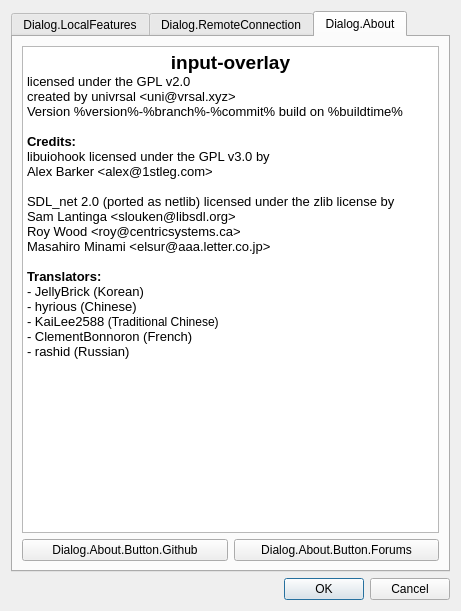
univrsal/input-overlay, file src/gui/io_settings_dialog.ui: the form before one commit.
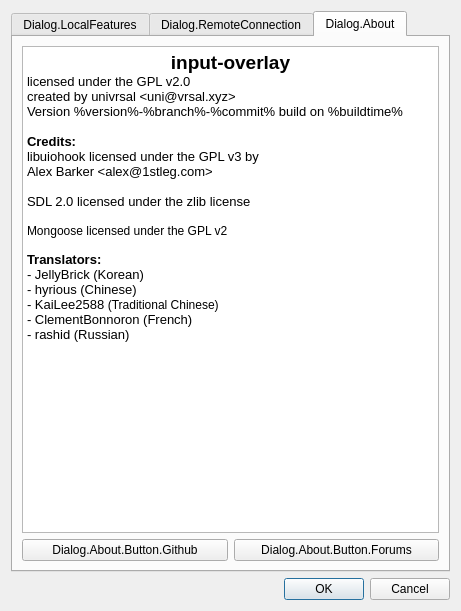
The form after the commit. The open tabs and pages were chosen to show the change.

Commit message: UI: Update about dialog

What changed in the file:
```diff
--- a/src/gui/io_settings_dialog.ui
+++ b/src/gui/io_settings_dialog.ui
@@ -303,14 +303,13 @@
 &lt;p style=&quot; margin-top:0px; margin-bottom:0px; margin-left:0px; margin-right:0px; -qt-block-indent:0; text-indent:0px;&quot;&gt;&lt;span style=&quot; font-family:'Noto Sans'; font-size:10pt;&quot;&gt;Version %version%-%branch%-%commit% build on %buildtime%&lt;/span&gt;&lt;/p&gt;
 &lt;p style=&quot;-qt-paragraph-type:empty; margin-top:0px; margin-bottom:0px; margin-left:0px; margin-right:0px; -qt-block-indent:0; text-indent:0px; font-family:'Noto Sans'; font-size:10pt;&quot;&gt;&lt;br /&gt;&lt;/p&gt;
 &lt;p style=&quot; margin-top:0px; margin-bottom:0px; margin-left:0px; margin-right:0px; -qt-block-indent:0; text-indent:0px;&quot;&gt;&lt;span style=&quot; font-family:'Noto Sans'; font-size:10pt; font-weight:600;&quot;&gt;Credits:&lt;/span&gt;&lt;/p&gt;
-&lt;p style=&quot; margin-top:0px; margin-bottom:0px; margin-left:0px; margin-right:0px; -qt-block-indent:0; text-indent:0px;&quot;&gt;&lt;span style=&quot; font-family:'Noto Sans'; font-size:10pt;&quot;&gt;libuiohook licensed under the GPL v3.0 by&lt;/span&gt;&lt;/p&gt;
+&lt;p style=&quot; margin-top:0px; margin-bottom:0px; margin-left:0px; margin-right:0px; -qt-block-indent:0; text-indent:0px;&quot;&gt;&lt;span style=&quot; font-family:'Noto Sans'; font-size:10pt;&quot;&gt;libuiohook licensed under the GPL v3 by&lt;/span&gt;&lt;/p&gt;
 &lt;p style=&quot; margin-top:0px; margin-bottom:0px; margin-left:0px; margin-right:0px; -qt-block-indent:0; text-indent:0px;&quot;&gt;&lt;span style=&quot; font-family:'Noto Sans'; font-size:10pt;&quot;&gt;Alex Barker &amp;lt;alex@1stleg.com&amp;gt;&lt;/span&gt;&lt;/p&gt;
 &lt;p style=&quot;-qt-paragraph-type:empty; margin-top:0px; margin-bottom:0px; margin-left:0px; margin-right:0px; -qt-block-indent:0; text-indent:0px; font-family:'Noto Sans'; font-size:10pt;&quot;&gt;&lt;br /&gt;&lt;/p&gt;
-&lt;p style=&quot; margin-top:0px; margin-bottom:0px; margin-left:0px; margin-right:0px; -qt-block-indent:0; text-indent:0px;&quot;&gt;&lt;span style=&quot; font-family:'Noto Sans'; font-size:10pt;&quot;&gt;SDL_net 2.0 (ported as netlib) licensed under the zlib license by&lt;/span&gt;&lt;/p&gt;
-&lt;p style=&quot; margin-top:0px; margin-bottom:0px; margin-left:0px; margin-right:0px; -qt-block-indent:0; text-indent:0px;&quot;&gt;&lt;span style=&quot; font-family:'Noto Sans'; font-size:10pt;&quot;&gt;Sam Lantinga &amp;lt;slouken@libsdl.org&amp;gt;&lt;/span&gt;&lt;/p&gt;
-&lt;p style=&quot; margin-top:0px; margin-bottom:0px; margin-left:0px; margin-right:0px; -qt-block-indent:0; text-indent:0px;&quot;&gt;&lt;span style=&quot; font-family:'Noto Sans'; font-size:10pt;&quot;&gt;Roy Wood &amp;lt;roy@centricsystems.ca&amp;gt;&lt;/span&gt;&lt;/p&gt;
-&lt;p style=&quot; margin-top:0px; margin-bottom:0px; margin-left:0px; margin-right:0px; -qt-block-indent:0; text-indent:0px;&quot;&gt;&lt;span style=&quot; font-family:'Noto Sans'; font-size:10pt;&quot;&gt;Masahiro Minami &amp;lt;elsur@aaa.letter.co.jp&amp;gt;&lt;/span&gt;&lt;/p&gt;
+&lt;p style=&quot; margin-top:0px; margin-bottom:0px; margin-left:0px; margin-right:0px; -qt-block-indent:0; text-indent:0px;&quot;&gt;&lt;span style=&quot; font-family:'Noto Sans'; font-size:10pt;&quot;&gt;SDL 2.0 licensed under the zlib license&lt;/span&gt;&lt;/p&gt;
 &lt;p style=&quot;-qt-paragraph-type:empty; margin-top:0px; margin-bottom:0px; margin-left:0px; margin-right:0px; -qt-block-indent:0; text-indent:0px; font-family:'Noto Sans'; font-size:10pt;&quot;&gt;&lt;br /&gt;&lt;/p&gt;
+&lt;p style=&quot; margin-top:0px; margin-bottom:0px; margin-left:0px; margin-right:0px; -qt-block-indent:0; text-indent:0px;&quot;&gt;Mongoose licensed under the GPL v2&lt;/p&gt;
+&lt;p style=&quot;-qt-paragraph-type:empty; margin-top:0px; margin-bottom:0px; margin-left:0px; margin-right:0px; -qt-block-indent:0; text-indent:0px;&quot;&gt;&lt;br /&gt;&lt;/p&gt;
 &lt;p style=&quot; margin-top:0px; margin-bottom:0px; margin-left:0px; margin-right:0px; -qt-block-indent:0; text-indent:0px;&quot;&gt;&lt;span style=&quot; font-family:'Noto Sans'; font-size:10pt; font-weight:600;&quot;&gt;Translators:&lt;/span&gt;&lt;/p&gt;
 &lt;p style=&quot; margin-top:0px; margin-bottom:0px; margin-left:0px; margin-right:0px; -qt-block-indent:0; text-indent:0px;&quot;&gt;&lt;span style=&quot; font-family:'Noto Sans'; font-size:10pt;&quot;&gt;- JellyBrick (Korean)&lt;/span&gt;&lt;/p&gt;
 &lt;p style=&quot; margin-top:0px; margin-bottom:0px; margin-left:0px; margin-right:0px; -qt-block-indent:0; text-indent:0px;&quot;&gt;&lt;span style=&quot; font-family:'Noto Sans'; font-size:10pt;&quot;&gt;- hyrious (Chinese)&lt;/span&gt;&lt;/p&gt;
```
